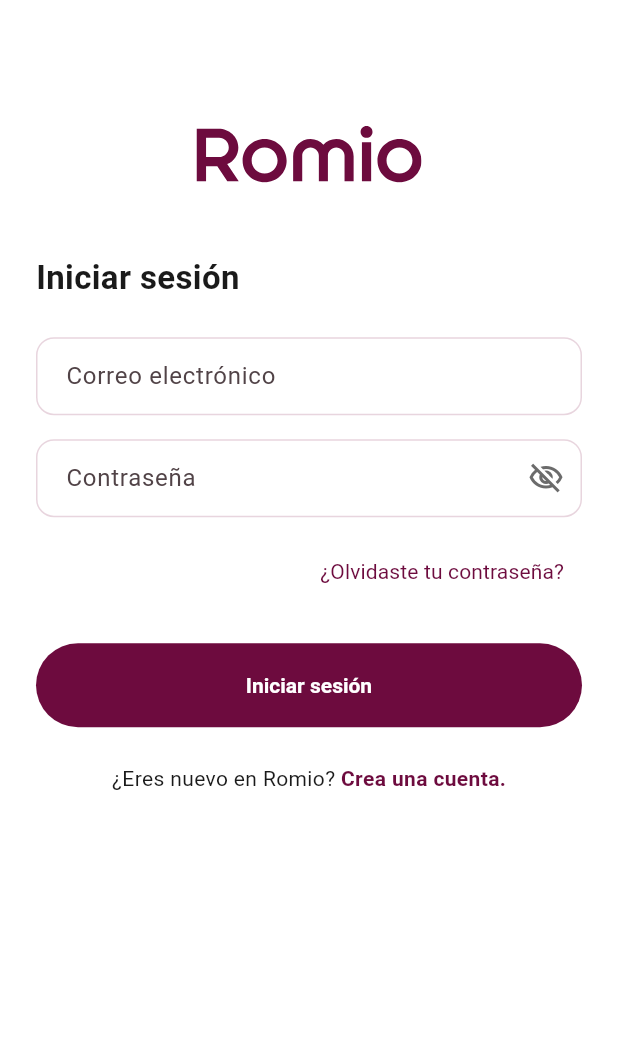
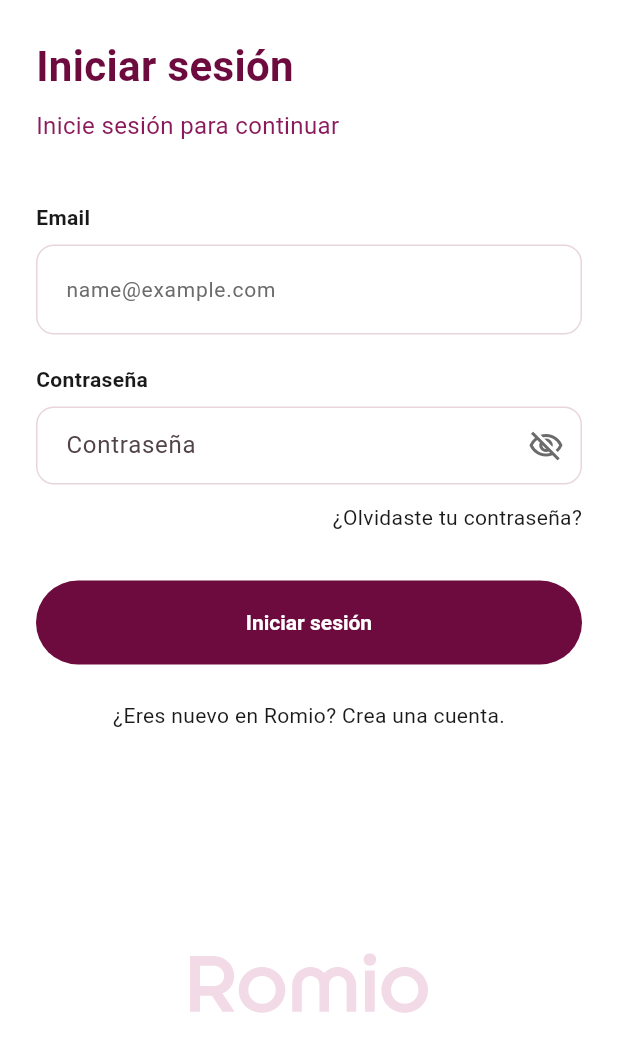
Before and after one commit to umairhassan003/Romio, a Flutter app: the LoginScreen screen opened by its route, on a phone screen of 412 x 824 dp. Shown: the top 1052 px of the screen. Run offline on Flutter 3.47's test engine with Material 3 defaults, Android fonts, the phone set to English and light mode, and no system bars; our stand-ins replace cached_network_image, file_picker, flutter_svg, go_router, shared_preferences, supabase_flutter and 1 more; accounts and stored records are empty; generated files the repository leaves out were written again.

Commit message:
feat: redesign login screen UI with new input styles and add localization strings

```diff
--- a/lib/core/theme/app_colors.dart
+++ b/lib/core/theme/app_colors.dart
@@ -5,6 +5,7 @@
 
   static const Color primaryBurgundy = Color(0xFF6D0B3E);
   static const Color primaryBurgundyLight = Color(0xFF8B1A5A);
+  static const Color primaryBurgundyVeryLight = Color(0xFFF2DBE6);
   static const Color backgroundPink = Color(0xFFFDF0F5);
   static const Color backgroundWhite = Color(0xFFFFFFFF);
   static const Color surfaceLight = Color(0xFFF8E8EF);
--- a/lib/l10n/app_es.arb
+++ b/lib/l10n/app_es.arb
@@ -3,10 +3,18 @@
     "appTitle": "Romio",
     "onboardingNext": "Siguiente",
     "onboardingStart": "Empezar",
+    "onboardingTitle1": "Reserva",
+    "onboardingSubtitle1": "Romio te permite encontrar y reservar hoteles por horas de forma rápida, segura y confiable, todo desde tu móvil.",
+    "onboardingTitle2": "Pagos 100% seguros",
+    "onboardingSubtitle2": "Tu privacidad es lo más importante. Con Romio, tus pagos y datos personales se mantienen siempre seguros y confidenciales.",
     "loginTitle": "Iniciar sesión",
+    "loginSubtitle": "Inicie sesión para continuar",
+    "loginForgotPassword": "¿Olvidaste tu contraseña?",
+    "loginNewUser": "¿Eres nuevo en Romio?",
+    "loginCreateAccount": "Crea una cuenta.",
     "signupTitle": "Registrarse",
     "forgotPasswordTitle": "Recupera tu contraseña",
-    "emailLabel": "Correo electrónico",
+    "emailLabel": "Email",
     "passwordLabel": "Contraseña",
     "homeRecommendedTitle": "Recomendado",
     "homeAllHotelsTitle": "Todos los hoteles",
--- a/lib/mobile/features/auth/screens/login_screen.dart
+++ b/lib/mobile/features/auth/screens/login_screen.dart
@@ -1,10 +1,10 @@
 import 'package:flutter/material.dart';
+import 'package:flutter_svg/svg.dart';
 import 'package:provider/provider.dart';
 import '../../../../core/theme/app_colors.dart';
 import '../../../../core/theme/app_text_styles.dart';
 import 'package:go_router/go_router.dart';
 import 'package:flutter_gen/gen_l10n/app_localizations.dart';
-import 'package:flutter_svg/flutter_svg.dart';
 import '../providers/auth_provider.dart';
 
 class LoginScreen extends StatefulWidget {
@@ -35,11 +35,50 @@
       }
     } catch (e) {
       if (mounted) {
-        ScaffoldMessenger.of(context).showSnackBar(
-          SnackBar(content: Text('Error: ${e.toString()}')),
+        ScaffoldMessenger.of(
+          context,
+        ).showSnackBar(SnackBar(content: Text('Error: ${e.toString()}')));
+      }
+    }
+  }
+
+  InputDecoration _fieldDecoration({required String hint}) {
+    return InputDecoration(
+      hintText: hint,
+      hintStyle: AppTextStyles.bodyM.copyWith(color: AppColors.textSecondary),
+      border: OutlineInputBorder(
+        borderRadius: BorderRadius.circular(12),
+        borderSide: const BorderSide(color: AppColors.borderLight),
+      ),
+      enabledBorder: OutlineInputBorder(
+        borderRadius: BorderRadius.circular(12),
+        borderSide: const BorderSide(color: AppColors.borderLight),
+      ),
+      focusedBorder: OutlineInputBorder(
+        borderRadius: BorderRadius.circular(12),
+        borderSide: const BorderSide(
+          color: AppColors.primaryBurgundy,
+          width: 2,
+        ),
+      ),
+      filled: true,
+      fillColor: AppColors.backgroundWhite,
+      contentPadding: const EdgeInsets.symmetric(horizontal: 16, vertical: 18),
     );
   }
-    }
+
+  Widget _labeledField({required String label, required Widget field}) {
+    return Column(
+      crossAxisAlignment: CrossAxisAlignment.start,
+      children: [
+        Text(
+          label,
+          style: AppTextStyles.labelM.copyWith(color: AppColors.textPrimary),
+        ),
+        const SizedBox(height: 8),
+        field,
+      ],
+    );
   }
 
   @override
@@ -50,100 +89,123 @@
     return Scaffold(
       backgroundColor: AppColors.backgroundWhite,
       body: SafeArea(
-        child: SingleChildScrollView(
-          padding: const EdgeInsets.all(24.0),
+        child: Padding(
+          padding: const EdgeInsets.fromLTRB(24, 24, 24, 0),
           child: Column(
-            crossAxisAlignment: CrossAxisAlignment.stretch,
+            crossAxisAlignment: CrossAxisAlignment.start,
             children: [
-              const SizedBox(height: 60),
-              Center(
-                child: SvgPicture.asset(
-                  'images/RomioLogo.svg',
-                  width: 150,
-                  colorFilter: const ColorFilter.mode(AppColors.primaryBurgundy, BlendMode.srcIn),
+              Text(
+                l10n?.loginTitle ?? 'Iniciar sesión',
+                style: AppTextStyles.headingXL.copyWith(
+                  color: AppColors.primaryBurgundy,
                 ),
               ),
-              const SizedBox(height: 48),
+              const SizedBox(height: 8),
+
               Text(
-                l10n?.loginTitle ?? 'Iniciar sesión',
-                style: AppTextStyles.headingL,
+                l10n?.loginSubtitle ?? 'Inicie sesión para continuar',
+                style: AppTextStyles.bodyL.copyWith(
+                  color: AppColors.primaryBurgundyLight,
                 ),
-              const SizedBox(height: 24),
-              TextField(
+              ),
+
+              const SizedBox(height: 40),
+
+              _labeledField(
+                label: l10n?.emailLabel ?? 'Email',
+                field: TextField(
                   controller: _emailController,
                   keyboardType: TextInputType.emailAddress,
-                decoration: InputDecoration(
-                  labelText: l10n?.emailLabel ?? 'Correo electrónico',
-                  border: OutlineInputBorder(
-                    borderRadius: BorderRadius.circular(12),
-                    borderSide: const BorderSide(color: AppColors.borderLight),
-                  ),
-                  filled: true,
-                  fillColor: AppColors.backgroundWhite,
+                  decoration: _fieldDecoration(hint: 'name@example.com'),
                 ),
               ),
-              const SizedBox(height: 16),
-              TextField(
+
+              const SizedBox(height: 20),
+
+              _labeledField(
+                label: l10n?.passwordLabel ?? 'Contraseña',
+                field: TextField(
                   controller: _passwordController,
                   obscureText: _obscurePassword,
+
                   decoration: InputDecoration(
                     labelText: l10n?.passwordLabel ?? 'Contraseña',
                     border: OutlineInputBorder(
                       borderRadius: BorderRadius.circular(12),
-                    borderSide: const BorderSide(color: AppColors.borderLight),
+                      borderSide: const BorderSide(
+                        color: AppColors.borderLight,
+                      ),
                     ),
                     filled: true,
                     fillColor: AppColors.backgroundWhite,
                     suffixIcon: IconButton(
                       icon: Icon(
-                      _obscurePassword ? Icons.visibility_off_outlined : Icons.visibility_outlined,
+                        _obscurePassword
+                            ? Icons.visibility_off_outlined
+                            : Icons.visibility_outlined,
                         color: AppColors.textSecondary,
                       ),
-                    onPressed: () => setState(() => _obscurePassword = !_obscurePassword),
+                      onPressed:
+                          () => setState(
+                            () => _obscurePassword = !_obscurePassword,
                           ),
                     ),
                   ),
+                ),
+              ),
+
               const SizedBox(height: 12),
+
               Align(
                 alignment: Alignment.centerRight,
-                child: TextButton(
-                  onPressed: () => context.push('/forgot-password'),
+                child: GestureDetector(
+                  onTap: () => context.push('/forgot-password'),
                   child: Text(
-                    '¿Olvidaste tu contraseña?',
-                    style: AppTextStyles.bodyM.copyWith(color: AppColors.primaryBurgundy),
+                    l10n?.loginForgotPassword ?? '¿Olvidaste tu contraseña?',
                   ),
                 ),
               ),
-              const SizedBox(height: 24),
+
+              const SizedBox(height: 32),
+
               SizedBox(
+                width: double.infinity,
                 height: 56,
                 child: ElevatedButton(
-                  style: ElevatedButton.styleFrom(
-                    backgroundColor: AppColors.primaryBurgundy,
-                    shape: RoundedRectangleBorder(borderRadius: BorderRadius.circular(28)),
+                  onPressed: auth.isLoading ? null : _login,
+                  child: Text(l10n?.loginTitle ?? 'Iniciar sesión'),
                 ),
-                  onPressed: auth.isLoading ? null : _login,
-                  child: auth.isLoading
-                      ? const CircularProgressIndicator(color: AppColors.textOnPrimary)
-                      : Text(
-                          l10n?.loginTitle ?? 'Iniciar sesión',
-                          style: AppTextStyles.labelM.copyWith(color: AppColors.textOnPrimary),
+              ),
+
+              const SizedBox(height: 24),
+
+              Center(
+                child: Wrap(
+                  alignment: WrapAlignment.center,
+                  children: [
+                    Text('${l10n?.loginNewUser ?? '¿Eres nuevo en Romio?'} '),
+                    GestureDetector(
+                      onTap: () => context.push('/signup'),
+                      child: Text(
+                        l10n?.loginCreateAccount ?? 'Crea una cuenta.',
+                      ),
+                    ),
+                  ],
+                ),
+              ),
+
+              // This takes all remaining space
+              Expanded(
+                child: Center(
+                  child: SvgPicture.asset(
+                    'images/RomioLogo.svg',
+                    height: 40,
+                    colorFilter: const ColorFilter.mode(
+                      AppColors.primaryBurgundyVeryLight,
+                      BlendMode.srcIn,
                     ),
                   ),
                 ),
-              const SizedBox(height: 24),
-              Row(
-                mainAxisAlignment: MainAxisAlignment.center,
-                children: [
-                  const Text('¿Eres nuevo en Romio? ', style: AppTextStyles.bodyM),
-                  GestureDetector(
-                    onTap: () => context.push('/signup'),
-                    child: Text(
-                      'Crea una cuenta.',
-                      style: AppTextStyles.labelM.copyWith(color: AppColors.primaryBurgundy),
-                    ),
-                  ),
-                ],
               ),
             ],
           ),
```
Also changed, not shown: lib/l10n/app_en.arb (+8 -0 lines), lib/mobile/features/onboarding/screens/onboarding_screen.dart (+83 -74 lines). Lines whose indentation alone changed are shown as unchanged.
